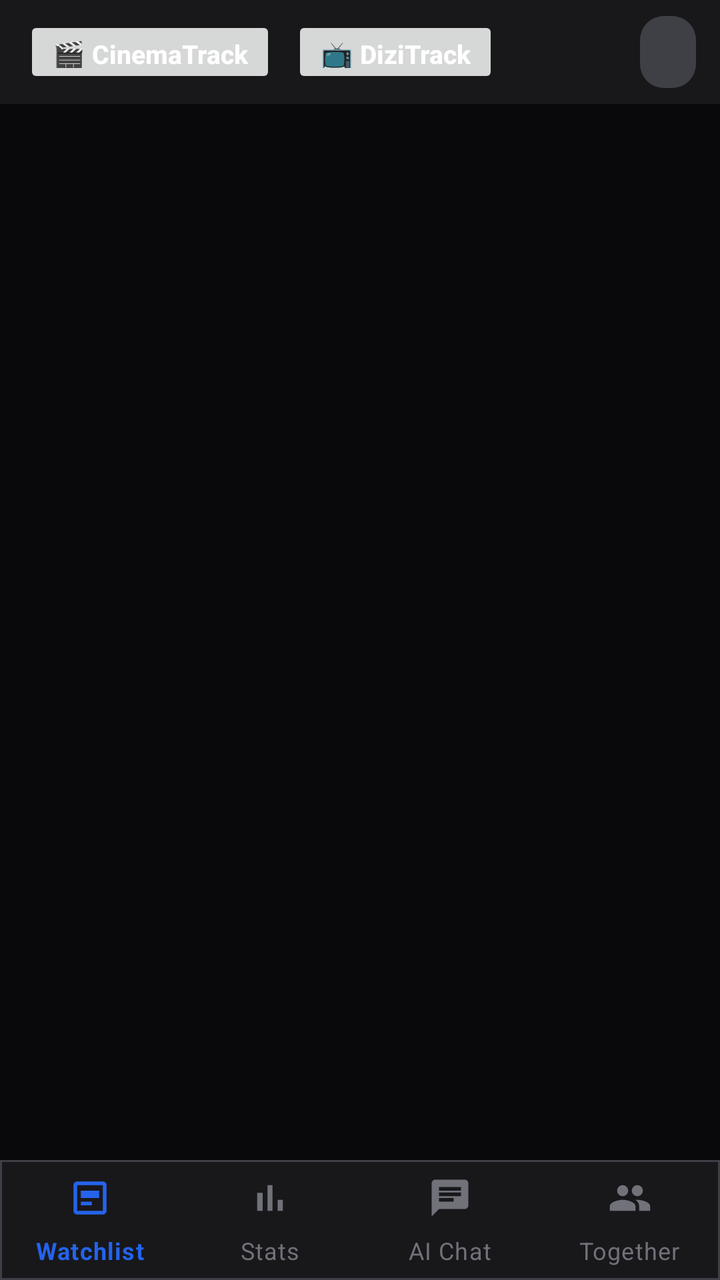
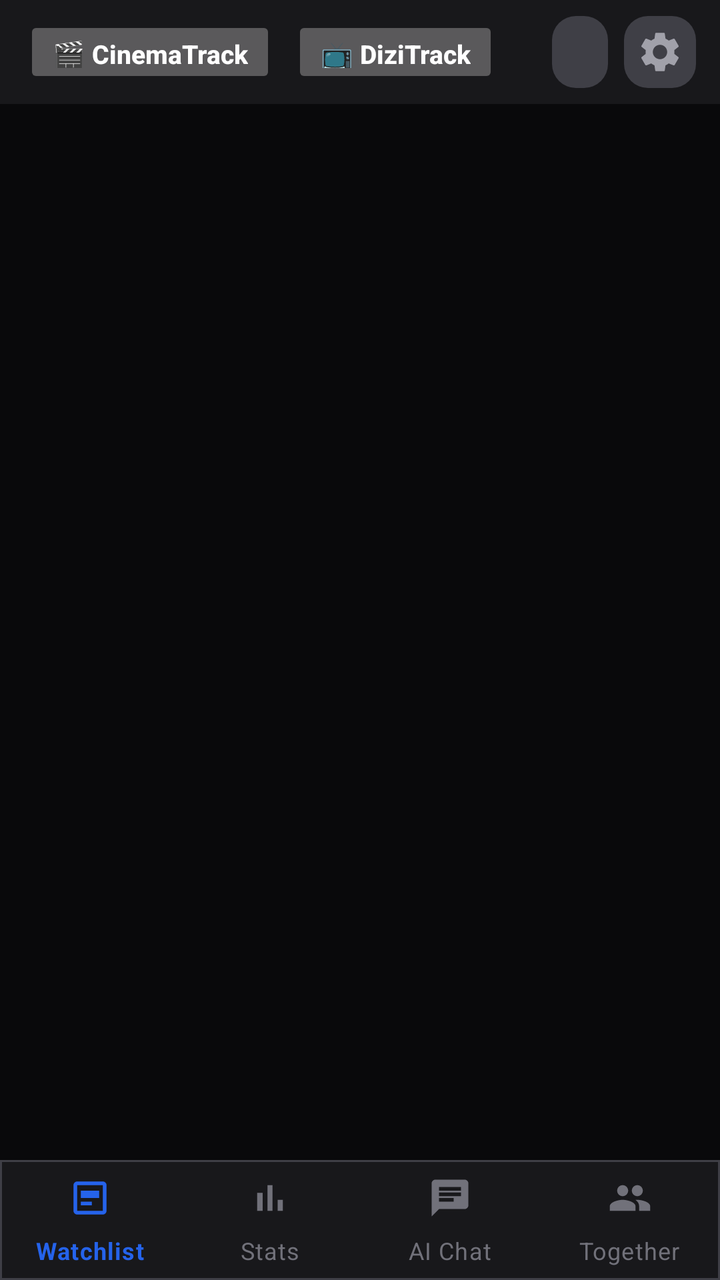

Before-and-after screenshots of an Android layout around one commit, followed by the original layout XML and the change that was made.
<!-- AndroidManifest.xml: application theme Theme.CinemaTrack -->
<!-- res/layout/activity_main.xml -->
<?xml version="1.0" encoding="utf-8"?>
<LinearLayout xmlns:android="http://schemas.android.com/apk/res/android"
    xmlns:app="http://schemas.android.com/apk/res-auto"
    android:layout_width="match_parent" android:layout_height="match_parent"
    android:orientation="vertical" android:background="@color/bg_primary">

    
    <LinearLayout android:id="@+id/topBar"
        android:layout_width="match_parent" android:layout_height="52dp"
        android:orientation="horizontal" android:gravity="center_vertical"
        android:background="@color/bg_surface" android:paddingHorizontal="12dp">
        <androidx.appcompat.widget.AppCompatButton android:id="@+id/btnModeMovie"
            android:layout_width="wrap_content" android:layout_height="36dp"
            android:text="@string/brand_cinema" android:textSize="13sp" android:textStyle="bold"
            android:textAllCaps="false" android:stateListAnimator="@null"
            android:paddingHorizontal="14dp" android:minWidth="0dp"/>
        <androidx.appcompat.widget.AppCompatButton android:id="@+id/btnModeTv"
            android:layout_width="wrap_content" android:layout_height="36dp"
            android:text="@string/brand_dizi" android:textSize="13sp" android:textStyle="bold"
            android:textAllCaps="false" android:stateListAnimator="@null"
            android:paddingHorizontal="14dp" android:minWidth="0dp"
            android:layout_marginStart="8dp"/>
        <View android:layout_width="0dp" android:layout_height="1dp" android:layout_weight="1"/>
        <androidx.appcompat.widget.AppCompatButton android:id="@+id/btnLang"
            android:layout_width="wrap_content" android:layout_height="36dp"
            android:textSize="13sp" android:textStyle="bold"
            android:textColor="@color/text_secondary" android:textAllCaps="false"
            android:background="@drawable/btn_secondary" android:stateListAnimator="@null"
            android:paddingHorizontal="14dp" android:minWidth="0dp"
            android:contentDescription="@string/language_button_description"/>
    </LinearLayout>

    <FrameLayout android:id="@+id/fragmentContainer"
        android:layout_width="match_parent" android:layout_height="0dp" android:layout_weight="1"/>

    <com.google.android.material.bottomnavigation.BottomNavigationView
        android:id="@+id/bottomNav"
        android:layout_width="match_parent" android:layout_height="60dp"
        android:background="@drawable/bottom_nav_bg"
        app:menu="@menu/bottom_nav"
        app:labelVisibilityMode="labeled"
        app:itemIconSize="22dp"/>
</LinearLayout>
<!-- resources referenced by this layout -->
<resources>
  <color name="bg_primary">#09090b</color>
  <color name="bg_surface">#18181b</color>
  <color name="text_secondary">#a1a1aa</color>
  <!-- drawable bottom_nav_bg (drawable) -->
  <?xml version="1.0" encoding="utf-8"?>
  <shape xmlns:android="http://schemas.android.com/apk/res/android">
      <solid android:color="@color/bg_surface"/>
      <stroke android:width="1dp" android:color="@color/border"/>
  </shape>
  <!-- drawable btn_secondary (drawable) -->
  <?xml version="1.0" encoding="utf-8"?>
  <shape xmlns:android="http://schemas.android.com/apk/res/android">
      <solid android:color="#3f3f46"/>
      <corners android:radius="12dp"/>
  </shape>
  <string name="brand_cinema">🎬 CinemaTrack</string>
  <string name="brand_dizi">📺 DiziTrack</string>
  <string name="language_button_description">Change language</string>
  <style name="Theme.CinemaTrack" parent="Theme.MaterialComponents.DayNight.NoActionBar">
          <item name="colorPrimary">@color/accent_blue</item>
          <item name="colorPrimaryVariant">@color/accent_blue_dark</item>
          <item name="colorOnPrimary">@color/text_primary</item>
          <item name="colorSecondary">@color/accent_blue_light</item>
          <item name="colorSurface">@color/bg_surface</item>
          <item name="android:colorBackground">@color/bg_primary</item>
          <item name="android:windowBackground">@color/bg_primary</item>
          <item name="android:statusBarColor">@color/bg_primary</item>
          <item name="android:navigationBarColor">@color/bg_surface</item>
          <item name="android:textColorPrimary">@color/text_primary</item>
          <item name="android:textColorSecondary">@color/text_secondary</item>
          <item name="bottomNavigationStyle">@style/BottomNavStyle</item>
          <item name="materialButtonStyle">@style/AppButtonStyle</item>
          <item name="ctAccent">@color/accent_blue</item>
          <item name="ctAccentLight">@color/accent_blue_light</item>
          <item name="ctAccentDark">@color/accent_blue_dark</item>
          <item name="ctAccentSoft">@color/accent_blue_soft</item>
      </style>
  <color name="border">#3f3f46</color>
  <color name="accent_blue">#2563eb</color>
  <color name="accent_blue_dark">#1d4ed8</color>
  <color name="text_primary">#ffffff</color>
  <color name="accent_blue_light">#3b82f6</color>
  <style name="AppButtonStyle" parent="Widget.MaterialComponents.Button">
          <item name="android:backgroundTint">@null</item>
          <item name="backgroundTint">@null</item>
      </style>
  <color name="accent_blue_soft">#1e3a5f</color>
  <!-- unchanged entries left out for length: 1 -->
</resources>

<!-- the commit's change to res/layout/activity_main.xml (unified diff, before → after) -->
@@ -28,6 +28,12 @@
             android:background="@drawable/btn_secondary" android:stateListAnimator="@null"
             android:paddingHorizontal="14dp" android:minWidth="0dp"
             android:contentDescription="@string/language_button_description"/>
+        <androidx.appcompat.widget.AppCompatImageButton android:id="@+id/btnSettings"
+            android:layout_width="36dp" android:layout_height="36dp"
+            android:layout_marginStart="8dp"
+            android:src="@drawable/ic_settings" android:tint="@color/text_secondary"
+            android:background="@drawable/btn_secondary" android:scaleType="center"
+            android:contentDescription="@string/settings_button_description"/>
     </LinearLayout>
 
     <FrameLayout android:id="@+id/fragmentContainer"
<!-- resource entries referenced after the edit -->
@@ -15,10 +15,18 @@
       <solid android:color="#3f3f46"/>
       <corners android:radius="12dp"/>
   </shape>
+  <!-- drawable ic_settings (drawable) -->
+  <?xml version="1.0" encoding="utf-8"?>
+  <vector xmlns:android="http://schemas.android.com/apk/res/android"
+      android:width="24dp" android:height="24dp" android:viewportWidth="24" android:viewportHeight="24">
+      <path android:fillColor="#FFFFFFFF"
+          android:pathData="M19.14,12.94c0.04,-0.3 0.06,-0.61 0.06,-0.94c0,-0.32 -0.02,-0.64 -0.07,-0.94l2.03,-1.58c0.18,-0.14 0.23,-0.41 0.12,-0.61l-1.92,-3.32c-0.12,-0.22 -0.37,-0.29 -0.59,-0.22l-2.39,0.96c-0.5,-0.38 -1.03,-0.7 -1.62,-0.94L14.4,2.81c-0.04,-0.24 -0.24,-0.41 -0.48,-0.41h-3.84c-0.24,0 -0.43,0.17 -0.47,0.41L9.25,5.35C8.66,5.59 8.12,5.92 7.63,6.29L5.24,5.33c-0.22,-0.08 -0.47,0 -0.59,0.22L2.74,8.87C2.62,9.08 2.66,9.34 2.86,9.48l2.03,1.58C4.84,11.36 4.8,11.69 4.8,12s0.02,0.64 0.07,0.94l-2.03,1.58c-0.18,0.14 -0.23,0.41 -0.12,0.61l1.92,3.32c0.12,0.22 0.37,0.29 0.59,0.22l2.39,-0.96c0.5,0.38 1.03,0.7 1.62,0.94l0.36,2.54c0.05,0.24 0.24,0.41 0.48,0.41h3.84c0.24,0 0.44,-0.17 0.47,-0.41l0.36,-2.54c0.59,-0.24 1.13,-0.56 1.62,-0.94l2.39,0.96c0.22,0.08 0.47,0 0.59,-0.22l1.92,-3.32c0.12,-0.22 0.07,-0.47 -0.12,-0.61L19.14,12.94zM12,15.6c-1.98,0 -3.6,-1.62 -3.6,-3.6s1.62,-3.6 3.6,-3.6s3.6,1.62 3.6,3.6S13.98,15.6 12,15.6z"/>
+  </vector>
   <string name="brand_cinema">🎬 CinemaTrack</string>
   <string name="brand_dizi">📺 DiziTrack</string>
   <string name="language_button_description">Change language</string>
-  <style name="Theme.CinemaTrack" parent="Theme.MaterialComponents.DayNight.NoActionBar">
+  <string name="settings_button_description">Settings</string>
+  <style name="Theme.CinemaTrack" parent="Theme.MaterialComponents.NoActionBar">
           <item name="colorPrimary">@color/accent_blue</item>
           <item name="colorPrimaryVariant">@color/accent_blue_dark</item>
           <item name="colorOnPrimary">@color/text_primary</item>
@@ -30,6 +38,7 @@
           <item name="android:navigationBarColor">@color/bg_surface</item>
           <item name="android:textColorPrimary">@color/text_primary</item>
           <item name="android:textColorSecondary">@color/text_secondary</item>
+          <item name="android:forceDarkAllowed">false</item>
           <item name="bottomNavigationStyle">@style/BottomNavStyle</item>
           <item name="materialButtonStyle">@style/AppButtonStyle</item>
           <item name="ctAccent">@color/accent_blue</item>
